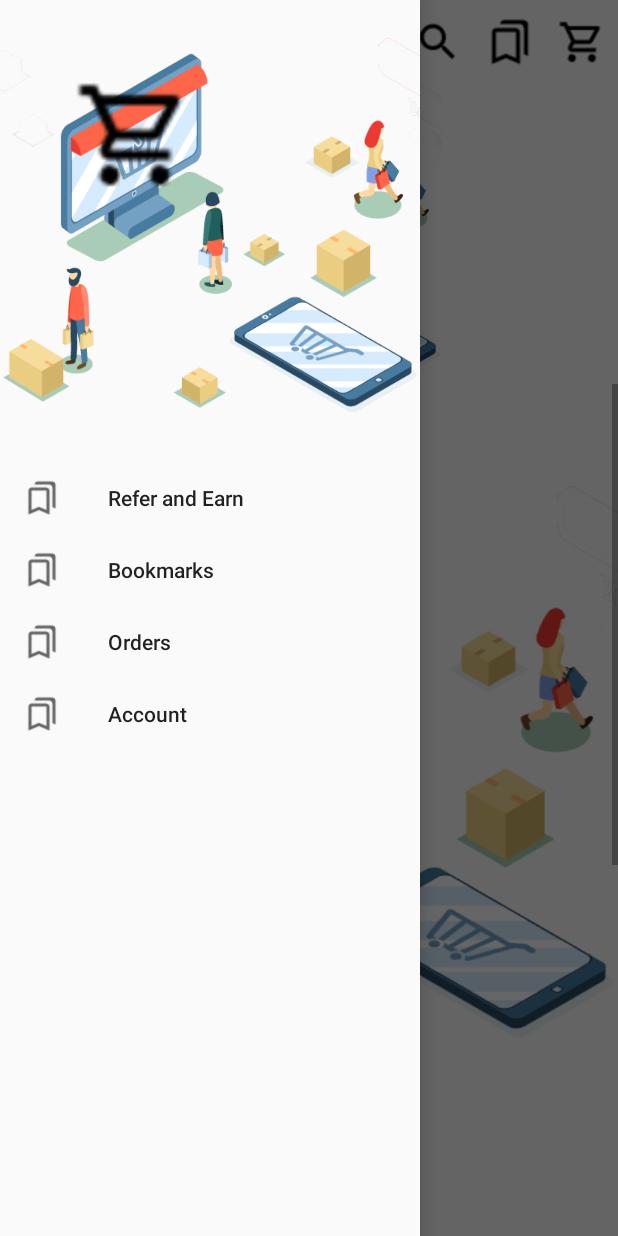
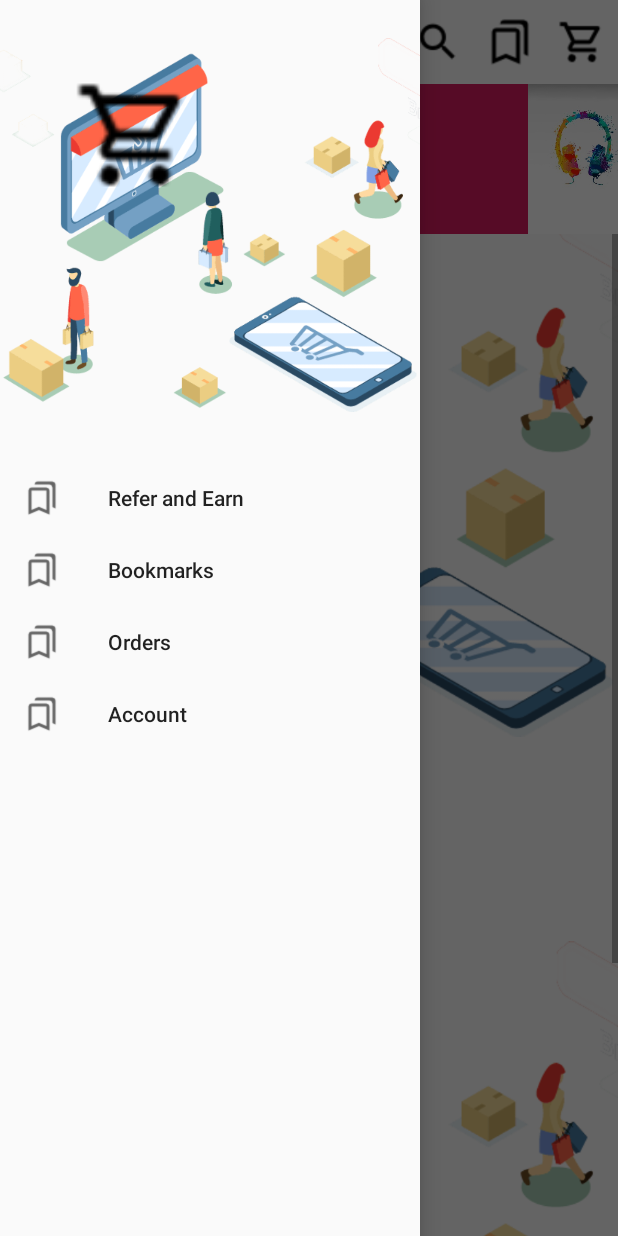
Before and after one commit to shivamkalra13/ECommerceApp, an Android app: the HomeActivity screen opened directly, with no data from a screen before it, with the side drawer open, on a phone screen of 412 x 824 dp. Run offline under Robolectric (Android 15) with nearby library versions, the phone set to English and light mode, and no system bars; 2 statements that could not run were skipped.

Commit message:
home done

```diff
--- a/app/src/main/java/d/androidapps/ecommerceapp/HomeActivity.java
+++ b/app/src/main/java/d/androidapps/ecommerceapp/HomeActivity.java
@@ -6,12 +6,16 @@ import androidx.drawerlayout.widget.DrawerLayout;
 
 import android.content.Intent;
 import android.media.Image;
+import android.os.Build;
 import android.os.Bundle;
 import android.view.Gravity;
 import android.view.Menu;
 import android.view.MenuItem;
+import android.view.MotionEvent;
 import android.view.View;
 import android.view.ViewTreeObserver;
+import android.view.animation.Animation;
+import android.view.animation.AnimationUtils;
 import android.widget.HorizontalScrollView;
 import android.widget.ImageView;
 import android.widget.LinearLayout;
@@ -27,17 +31,20 @@ public class HomeActivity extends AppCompatActivity{
     NavigationView nav;
   LinearLayout linear;
     ScrollView vscroll;
+    private Animation animShow, animHide;
+
+
     @Override
     protected void onCreate(Bundle savedInstanceState) {
         super.onCreate(savedInstanceState);
         setContentView(R.layout.activity_home);
-
-
-        toolbar = (Toolbar)findViewById(R.id.toolbar);
-        linear=findViewById(R.id.linear);
-        vscroll=findViewById(R.id.vscroll);
+        toolbar = (Toolbar) findViewById(R.id.toolbar);
+        linear = findViewById(R.id.linear);
+        vscroll = findViewById(R.id.vscroll);
         toolbar.inflateMenu(R.menu.tbar_menu);
         toolbar.setNavigationIcon(R.drawable.menu1);
+        animShow = AnimationUtils.loadAnimation( this, R.anim.view_show);
+        animHide = AnimationUtils.loadAnimation( this, R.anim.view_hide);
         toolbar.setNavigationOnClickListener(
                 new View.OnClickListener() {
                     @Override
@@ -55,17 +62,16 @@ public class HomeActivity extends AppCompatActivity{
                 new Toolbar.OnMenuItemClickListener() {
                     @Override
                     public boolean onMenuItemClick(MenuItem menuItem) {
-                        switch(menuItem.getItemId())
-                        {
+                        switch (menuItem.getItemId()) {
                             case R.id.search:
-                                Toast.makeText(HomeActivity.this,"clicked search",Toast.LENGTH_LONG).show();
+                                Toast.makeText(HomeActivity.this, "clicked search", Toast.LENGTH_LONG).show();
                                 break;
                             case R.id.bookmarks:
-                                Toast.makeText(HomeActivity.this,"clicked bookmark",Toast.LENGTH_LONG).show();
+                                Toast.makeText(HomeActivity.this, "clicked bookmark", Toast.LENGTH_LONG).show();
                                 //bookmark list
                                 break;
                             case R.id.cart:
-                                Toast.makeText(HomeActivity.this,"clicked cart",Toast.LENGTH_LONG).show();
+                                Toast.makeText(HomeActivity.this, "clicked cart", Toast.LENGTH_LONG).show();
                                 //cart
                                 break;
                         }
@@ -80,20 +86,19 @@ public class HomeActivity extends AppCompatActivity{
                 new NavigationView.OnNavigationItemSelectedListener() {
                     @Override
                     public boolean onNavigationItemSelected(@NonNull MenuItem menuItem) {
-                        int id=menuItem.getItemId();
-                        switch (id)
-                        {
+                        int id = menuItem.getItemId();
+                        switch (id) {
                             case R.id.account:
                                 Toast.makeText(HomeActivity.this, "Clicked Account", Toast.LENGTH_LONG).show();
                                 break;
                             case R.id.refer:
-                                Toast.makeText(HomeActivity.this,"clicked srefer",Toast.LENGTH_LONG).show();
+                                Toast.makeText(HomeActivity.this, "clicked srefer", Toast.LENGTH_LONG).show();
                                 break;
                             case R.id.orders:
-                                Toast.makeText(HomeActivity.this,"clicked order",Toast.LENGTH_LONG).show();
+                                Toast.makeText(HomeActivity.this, "clicked order", Toast.LENGTH_LONG).show();
                                 break;
                             case R.id.bookmarks:
-                                Toast.makeText(HomeActivity.this,"clicked book",Toast.LENGTH_LONG).show();
+                                Toast.makeText(HomeActivity.this, "clicked book", Toast.LENGTH_LONG).show();
                                 break;
                         }
                         return false;
@@ -102,28 +107,50 @@ public class HomeActivity extends AppCompatActivity{
         );
 
 
-        vscroll.getViewTreeObserver().addOnScrollChangedListener(new ViewTreeObserver.OnScrollChangedListener() {
+        /*vscroll.getViewTreeObserver().addOnScrollChangedListener(new ViewTreeObserver.OnScrollChangedListener() {
             @Override
             public void onScrollChanged() {
-                /* get the maximum height which we have scroll before performing any action */
+                *//* get the maximum height which we have scroll before performing any action *//*
                 int maxDistance = linear.getHeight();
-                /* how much we have scrolled */
+                *//* how much we have scrolled *//*
                 int movement = linear.getScrollY();
-                /*finally calculate the alpha factor and set on the view */
+                *//*finally calculate the alpha factor and set on the view *//*
               //  float alphaFactor = ((movement * 1.0f) / (maxDistance - heading.getHeight()));
                 if (movement >= 0 && movement <= maxDistance) {
-                    /*for image parallax with scroll */
+                    *//*for image parallax with scroll *//*
                     linear.setTranslationY(-movement);
-                    /* set visibility */
+                    *//* set visibility *//*
                   //  heading.setAlpha(alphaFactor);
                 }
             }
-        });
-    }
+        });*/
 
-    public void toItemsDisp(View view)
-    {
-        Intent i = new Intent(HomeActivity.this,ItemsDisp.class);
-        startActivity(i);
+
+        if (Build.VERSION.SDK_INT >= Build.VERSION_CODES.M) {
+            vscroll.setOnScrollChangeListener(new View.OnScrollChangeListener() {
+                @Override
+                public void onScrollChange(View v, int scrollX, int scrollY, int oldScrollX, int oldScrollY) {
+                    System.out.println("main scroll = "+scrollY);
+                    System.out.println("Old scroll = "+oldScrollY);
+                    if (scrollY > oldScrollY) {
+                        //scroll up
+                       //linear.setVisibility(View.VISIBLE);
+                        //linear.startAnimation( animShow );//
+                        //vscroll.animate().translationY(0);
+                        linear.animate().translationY(-linear.getHeight());
+                       // linear.setVisibility(View.GONE);
+                    } else {
+                        //linear.startAnimation( animHide );
+                        //linear.setVisibility(View.GONE);
+                       // linear.setVisibility(View.VISIBLE);
+                        linear.animate().translationY(0);
+                        //vscroll.animate().translationY(-linear.getHeight());
+
+
+                    }
+                }
+            });
+        }
+
     }
 }
--- a/app/src/main/res/layout/activity_home.xml
+++ b/app/src/main/res/layout/activity_home.xml
@@ -21,56 +21,65 @@
 <LinearLayout
     android:layout_width="match_parent"
     android:id="@+id/linear"
+    android:translationZ="-2dp"
     android:layout_below="@+id/toolbar"
     android:layout_height="200dp">
         <HorizontalScrollView
             android:id="@+id/hscroll"
             android:layout_width="match_parent"
-            android:layout_height="200dp"
+            android:layout_height="wrap_content"
+            android:background="@color/colorAccent"
             android:layout_below="@+id/toolbar">
 
             <LinearLayout
                 android:layout_width="wrap_content"
-                android:layout_height="wrap_content"
+                android:layout_height="100dp"
+                android:background="@color/colorAccent"
                 android:orientation="horizontal">
-
                 <ImageView
                     android:layout_width="wrap_content"
                     android:layout_height="wrap_content"
                     android:paddingLeft="-100dp"
                     android:paddingRight="-100dp"
-                    android:src="@drawable/eecomedit" />
-
+                    android:src="@drawable/bg" />
                 <ImageView
                     android:layout_width="wrap_content"
                     android:layout_height="wrap_content"
                     android:paddingLeft="-100dp"
                     android:paddingRight="-100dp"
-                    android:src="@drawable/eecomedit" />
-
+                    android:src="@drawable/bg" />
                 <ImageView
                     android:layout_width="wrap_content"
                     android:layout_height="wrap_content"
                     android:paddingLeft="-100dp"
                     android:paddingRight="-100dp"
-                    android:src="@drawable/eecomedit" />
-
+                    android:src="@drawable/bg" />
                 <ImageView
                     android:layout_width="wrap_content"
                     android:layout_height="wrap_content"
-                    android:src="@drawable/eecomedit" />
+                    android:paddingLeft="-100dp"
+                    android:paddingRight="-100dp"
+                    android:src="@drawable/bg" />
+                <ImageView
+                    android:layout_width="wrap_content"
+                    android:layout_height="wrap_content"
+                    android:paddingLeft="-100dp"
+                    android:paddingRight="-100dp"
+                    android:src="@drawable/bg" />
             </LinearLayout>
         </HorizontalScrollView>
 </LinearLayout>
 
         <ScrollView
             android:layout_width="match_parent"
-            android:layout_height="match_parent"
-            android:layout_below="@+id/linear"
+            android:layout_height="wrap_content"
+            android:translationZ="-3dp"
+            android:layout_below="@+id/toolbar"
             android:id="@+id/vscroll"
             app:layout_behavior="@string/appbar_scrolling_view_behavior">
 
             <LinearLayout
+
                 android:layout_width="match_parent"
                 android:layout_height="wrap_content"
                 android:orientation="vertical">
```
